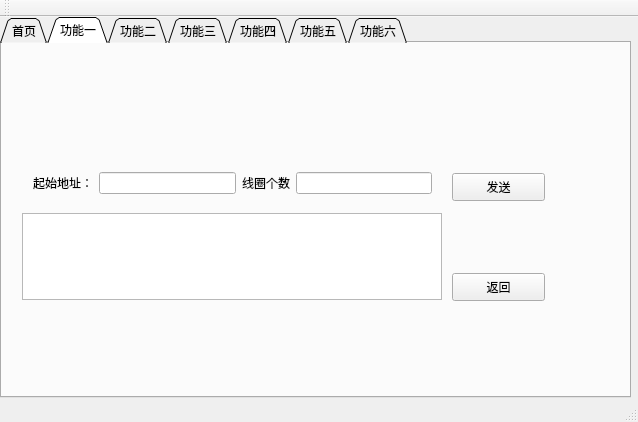
Above: qt.ui from daydream-a/qt before the change. Below: the same form after it.
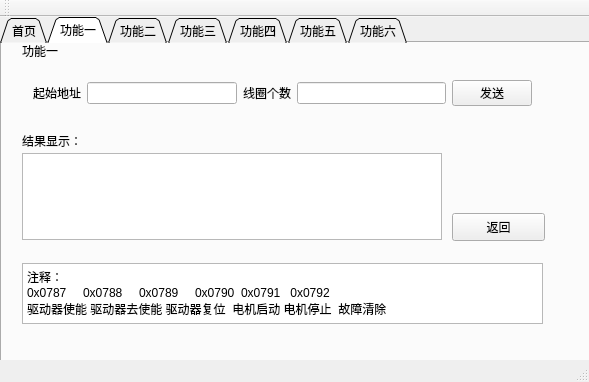
That is the form after the change. The open tabs and pages were chosen to show the change.

Diff of the .ui file:
```diff
--- a/qt.ui
+++ b/qt.ui
@@ -6,8 +6,8 @@
    <rect>
     <x>0</x>
     <y>0</y>
-    <width>638</width>
-    <height>422</height>
+    <width>589</width>
+    <height>382</height>
    </rect>
   </property>
   <property name="windowTitle">
@@ -132,7 +132,7 @@
       <property name="geometry">
        <rect>
         <x>450</x>
-        <y>230</y>
+        <y>170</y>
         <width>93</width>
         <height>28</height>
        </rect>
@@ -145,39 +145,28 @@
       <property name="geometry">
        <rect>
         <x>20</x>
-        <y>170</y>
+        <y>110</y>
         <width>420</width>
         <height>87</height>
        </rect>
       </property>
      </widget>
-     <widget class="QPushButton" name="func1_send">
-      <property name="geometry">
-       <rect>
-        <x>450</x>
-        <y>130</y>
-        <width>93</width>
-        <height>28</height>
-       </rect>
-      </property>
-      <property name="text">
-       <string>发送</string>
-      </property>
-     </widget>
-     <widget class="QWidget" name="horizontalLayoutWidget">
+     <widget class="QWidget" name="horizontalLayoutWidget_7">
       <property name="geometry">
        <rect>
         <x>20</x>
-        <y>100</y>
-        <width>421</width>
+        <y>10</y>
+        <width>521</width>
         <height>80</height>
        </rect>
       </property>
+      <layout class="QHBoxLayout" name="horizontalLayout_7">
+       <item>
       <layout class="QHBoxLayout" name="horizontalLayout">
        <item>
         <widget class="QLabel" name="label">
          <property name="text">
-          <string>起始地址：</string>
+            <string>起始地址</string>
          </property>
         </widget>
        </item>
@@ -195,6 +184,59 @@
         <widget class="QLineEdit" name="func1_line2"/>
        </item>
       </layout>
+       </item>
+       <item>
+        <widget class="QPushButton" name="func1_send">
+         <property name="text">
+          <string>发送</string>
+         </property>
+        </widget>
+       </item>
+      </layout>
+     </widget>
+     <widget class="QTextBrowser" name="textBrowser_2">
+      <property name="geometry">
+       <rect>
+        <x>20</x>
+        <y>220</y>
+        <width>521</width>
+        <height>61</height>
+       </rect>
+      </property>
+      <property name="html">
+       <string>&lt;!DOCTYPE HTML PUBLIC &quot;-//W3C//DTD HTML 4.0//EN&quot; &quot;http://www.w3.org/TR/REC-html40/strict.dtd&quot;&gt;
+&lt;html&gt;&lt;head&gt;&lt;meta name=&quot;qrichtext&quot; content=&quot;1&quot; /&gt;&lt;style type=&quot;text/css&quot;&gt;
+p, li { white-space: pre-wrap; }
+&lt;/style&gt;&lt;/head&gt;&lt;body style=&quot; font-family:'SimSun'; font-size:9pt; font-weight:400; font-style:normal;&quot;&gt;
+&lt;p style=&quot; margin-top:0px; margin-bottom:0px; margin-left:0px; margin-right:0px; -qt-block-indent:0; text-indent:0px;&quot;&gt;注释：&lt;/p&gt;
+&lt;p style=&quot; margin-top:0px; margin-bottom:0px; margin-left:0px; margin-right:0px; -qt-block-indent:0; text-indent:0px;&quot;&gt;0x0787     0x0788     0x0789     0x0790  0x0791   0x0792&lt;br /&gt;驱动器使能 驱动器去使能 驱动器复位  电机启动 电机停止  故障清除&lt;/p&gt;&lt;/body&gt;&lt;/html&gt;</string>
+      </property>
+     </widget>
+     <widget class="QLabel" name="label_5">
+      <property name="geometry">
+       <rect>
+        <x>20</x>
+        <y>90</y>
+        <width>81</width>
+        <height>16</height>
+       </rect>
+      </property>
+      <property name="text">
+       <string>结果显示：</string>
+      </property>
+     </widget>
+     <widget class="QLabel" name="label_19">
+      <property name="geometry">
+       <rect>
+        <x>20</x>
+        <y>0</y>
+        <width>72</width>
+        <height>15</height>
+       </rect>
+      </property>
+      <property name="text">
+       <string>功能一</string>
+      </property>
      </widget>
     </widget>
     <widget class="QWidget" name="tab_2">
```
Left out of the diff: 402 changed lines with no effect on the pictures. Lines whose indentation alone changed are shown as unchanged.
